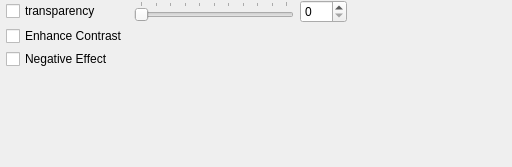
This is src/gui/forms/toolbar_rendertransparencygroup.ui in open-scan-crew/OpenScanTools as Qt 5 draws it before an edit. The edited form follows.
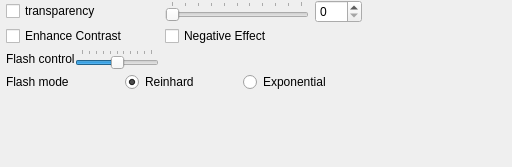
This is the edited form.

Commit message: Add flash control tone mapping

What changed in the file:
```diff
--- a/src/gui/forms/toolbar_rendertransparencygroup.ui
+++ b/src/gui/forms/toolbar_rendertransparencygroup.ui
@@ -29,6 +29,34 @@
    <property name="verticalSpacing">
     <number>3</number>
    </property>
+   <item row="3" column="0" colspan="3">
+    <layout class="QHBoxLayout" name="horizontalLayout_flashMode">
+     <item>
+      <widget class="QLabel" name="label_flashMode">
+       <property name="text">
+        <string>Flash mode</string>
+       </property>
+      </widget>
+     </item>
+     <item>
+      <widget class="QRadioButton" name="reinhardRadioButton">
+       <property name="text">
+        <string>Reinhard</string>
+       </property>
+       <property name="checked">
+        <bool>true</bool>
+       </property>
+      </widget>
+     </item>
+     <item>
+      <widget class="QRadioButton" name="exponentialRadioButton">
+       <property name="text">
+        <string>Exponential</string>
+       </property>
+      </widget>
+     </item>
+    </layout>
+   </item>
    <item row="4" column="0">
     <spacer name="verticalSpacer">
      <property name="orientation">
@@ -43,11 +71,34 @@
     </spacer>
    </item>
    <item row="2" column="0">
-    <widget class="QCheckBox" name="checkBox_negativeEffect">
-     <property name="text">
-      <string>Negative Effect</string>
-     </property>
-    </widget>
+    <layout class="QHBoxLayout" name="horizontalLayout_flashControl">
+     <item>
+      <widget class="QLabel" name="label_flashControl">
+       <property name="text">
+        <string>Flash control</string>
+       </property>
+      </widget>
+     </item>
+     <item>
+      <widget class="QSlider" name="slider_flashControl">
+       <property name="maximum">
+        <number>100</number>
+       </property>
+       <property name="value">
+        <number>50</number>
+       </property>
+       <property name="orientation">
+        <enum>Qt::Horizontal</enum>
+       </property>
+       <property name="tickPosition">
+        <enum>QSlider::TicksAbove</enum>
+       </property>
+       <property name="tickInterval">
+        <number>10</number>
+       </property>
+      </widget>
+     </item>
+    </layout>
    </item>
    <item row="0" column="2">
     <widget class="QSpinBox" name="spinBox_transparency">
@@ -86,6 +137,13 @@
      </property>
     </widget>
    </item>
+   <item row="1" column="1">
+    <widget class="QCheckBox" name="checkBox_negativeEffect">
+     <property name="text">
+      <string>Negative Effect</string>
+     </property>
+    </widget>
+   </item>
    <item row="0" column="3" rowspan="3">
     <spacer name="horizontalSpacer">
      <property name="orientation">
```
Left out of the diff: 3 changed lines with no effect on the pictures. The commit also changes 17 other files.
